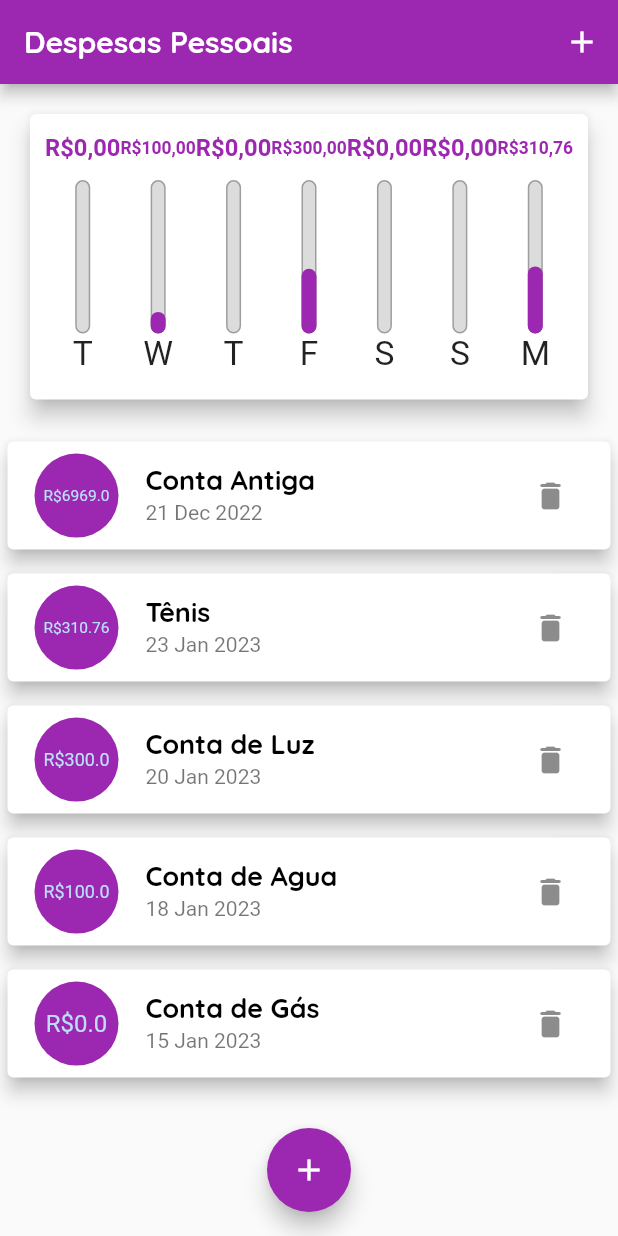
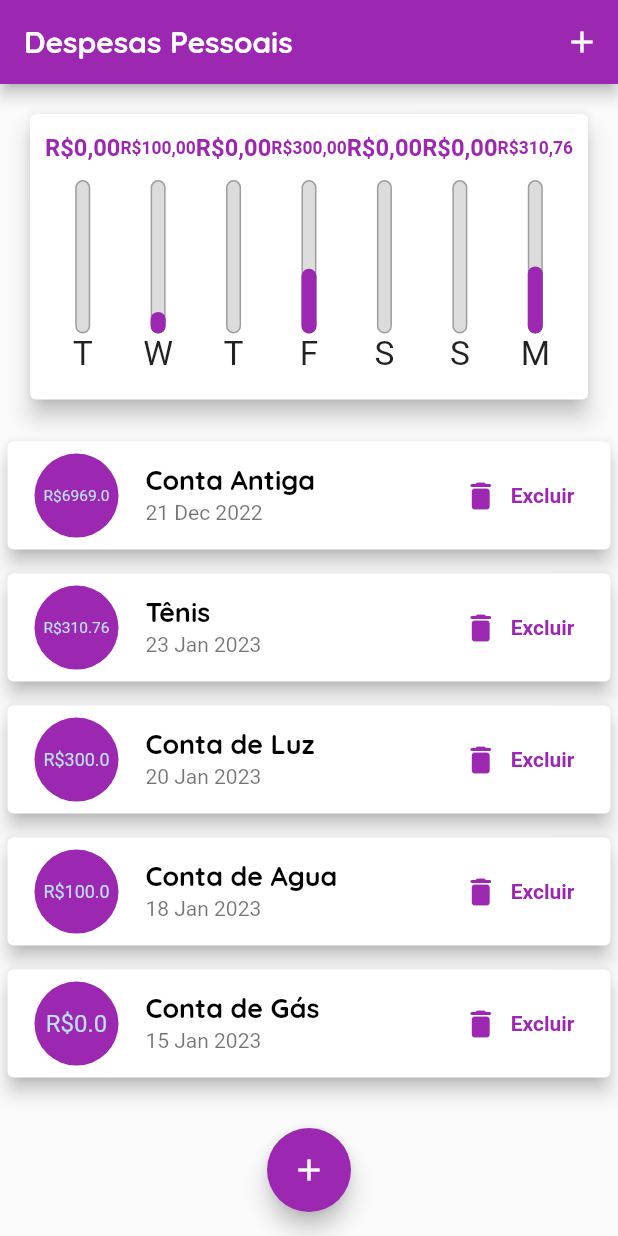
Before and after one commit to leogregorio/project_expenses, a Flutter app: the screen it shows after launch, on a phone screen of 412 x 824 dp. Run offline on Flutter 3.47's test engine with Material 2 defaults, Android fonts, the phone set to English and light mode, and no system bars; missing offline and left inert: dart:ffi.

Commit message:
iOS components

```diff
--- a/lib/components/transaction_list.dart
+++ b/lib/components/transaction_list.dart
@@ -41,10 +41,16 @@ class TransactionList extends StatelessWidget {
                   horizontal: 5,
                 ),
                 child: ListTile(
-                  trailing: IconButton(
-                    icon: Icon(Icons.delete_rounded),
-                    onPressed: () => onRemove(tr.id),
-                  ),
+                  trailing: MediaQuery.of(context).size.width > 400
+                      ? TextButton.icon(
+                          onPressed: () => onRemove(tr.id),
+                          icon: Icon(Icons.delete_rounded),
+                          label: const Text('Excluir')
+                        )
+                      : IconButton(
+                          icon: Icon(Icons.delete_rounded),
+                          onPressed: () => onRemove(tr.id),
+                        ),
                   leading: CircleAvatar(
                       backgroundColor: Theme.of(context).colorScheme.primary,
                       radius: 30,
--- a/lib/main.dart
+++ b/lib/main.dart
@@ -3,7 +3,6 @@
 import 'package:flutter/material.dart';
 import 'components/chart.dart';
 import 'models/transaction.dart';
-import 'package:intl/intl.dart';
 import 'components/transaction_list.dart';
 import 'components/transaction_form.dart';
 import 'dart:math';
@@ -117,8 +116,9 @@ class _MyHomePageState extends State<MyHomePage> {
 
   @override
   Widget build(BuildContext context) {
+    final mediaQueryOfContext = MediaQuery.of(context);
     bool isLandscape =
-        MediaQuery.of(context).orientation == Orientation.landscape;
+       mediaQueryOfContext.orientation == Orientation.landscape;
 
     final appBar = AppBar(
       title: Text('Despesas Pessoais'),
@@ -139,13 +139,14 @@ class _MyHomePageState extends State<MyHomePage> {
       backgroundColor: Theme.of(context).colorScheme.primary,
     );
 
-    final availableHeight = MediaQuery.of(context).size.height -
+    final availableHeight = mediaQueryOfContext.size.height -
         appBar.preferredSize.height -
         MediaQuery.of(context).padding.top;
 
     return Scaffold(
       appBar: appBar,
-      body: SingleChildScrollView(
+      body: SafeArea(
+        child: SingleChildScrollView(
           child: Column(
             mainAxisAlignment: MainAxisAlignment.spaceAround,
             crossAxisAlignment: CrossAxisAlignment.stretch,
@@ -156,7 +157,7 @@ class _MyHomePageState extends State<MyHomePage> {
               //     mainAxisAlignment: MainAxisAlignment.center,
               //     children: [
               //       Text('Exibir gráfico'),
-            //       Switch(
+              //       Switch.adaptative(
               //           value: _showChart,
               //           onChanged: (value) {
               //             setState(() {
@@ -173,10 +174,11 @@ class _MyHomePageState extends State<MyHomePage> {
                     )),
               if (!_showChart || !isLandscape)
                 Container(
-                height: availableHeight * 0.7,
+                  height: availableHeight * (isLandscape ? 1.0 : 0.7),
                   child: TransactionList(_transactions, _deleteTransaction),
                 ),
             ],
+          ),
         ),
       ),
       floatingActionButton: FloatingActionButton(
```
Also changed, not shown: lib/components/adaptative_button.dart (added, +28 -0 lines), lib/components/adaptative_date_picker.dart (added, +65 -0 lines), lib/components/adaptative_textfield.dart (added, +36 -0 lines), lib/components/transaction_form.dart (+60 -54 lines). Lines whose indentation alone changed are shown as unchanged.
